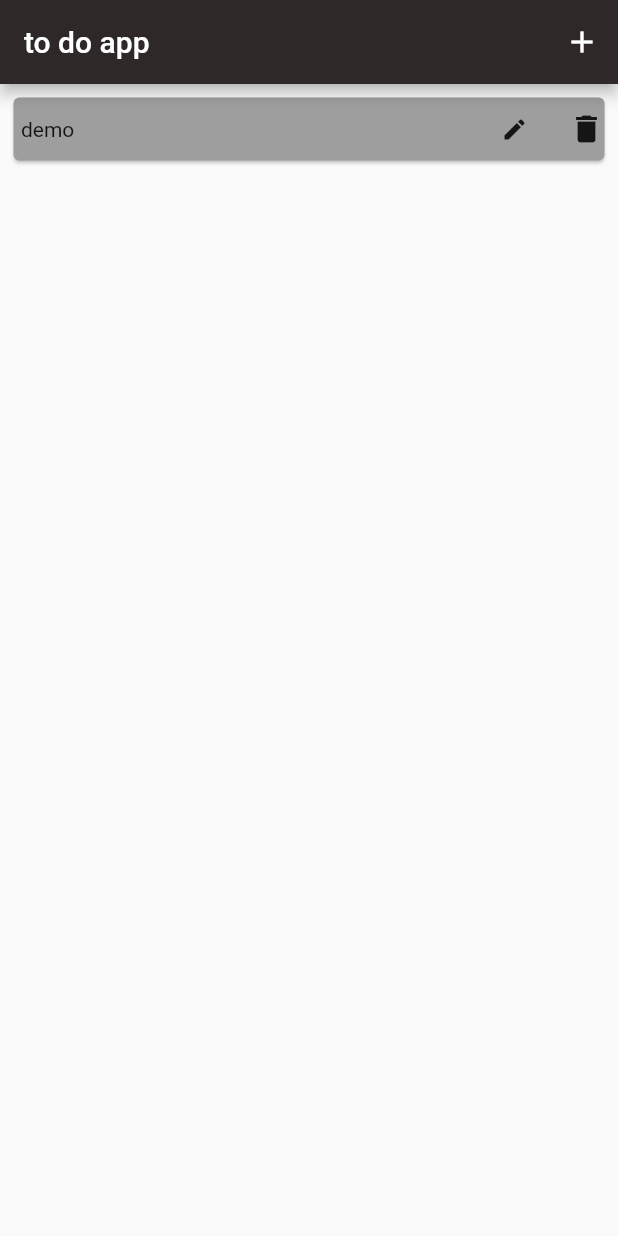
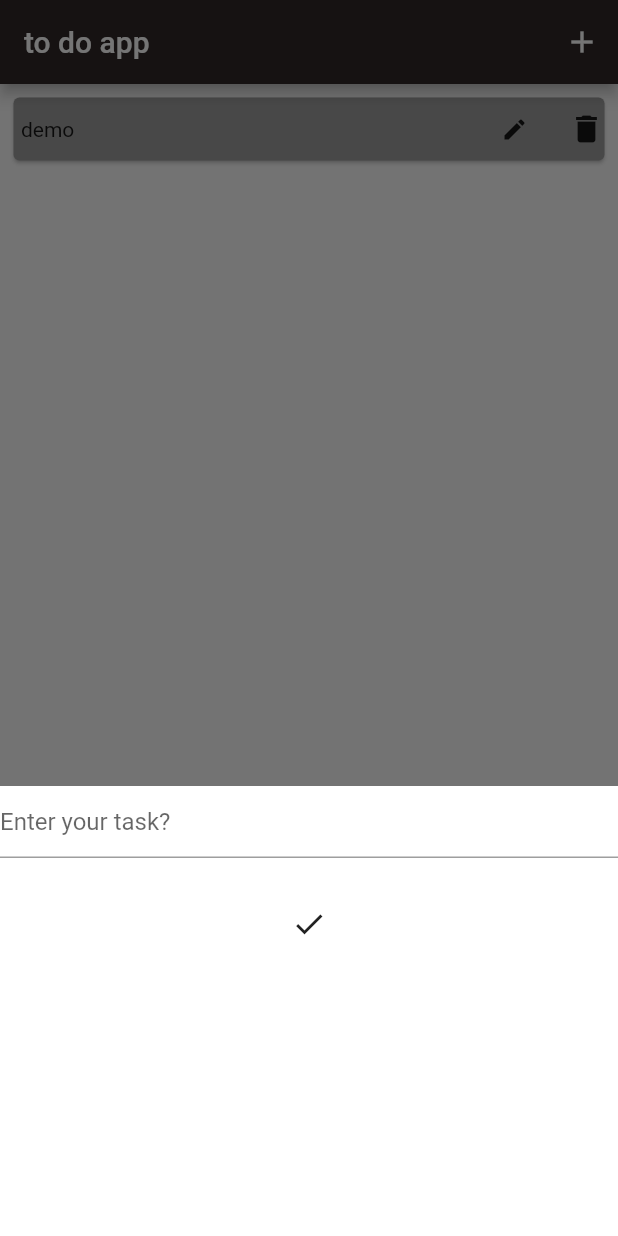
Before and after one commit to Waleedoff/challangeToSolve, a Flutter app: the screen it shows after launch, after a tap on the "edit" icon, on a phone screen of 412 x 824 dp. Run offline on Flutter 3.47's test engine with Material 2 defaults, Android fonts, the phone set to English and light mode, and no system bars; our stand-ins replace get.

Commit message:
updated editTask function and ui

```diff
--- a/todoapp_firebase/lib/view/screens/home.dart
+++ b/todoapp_firebase/lib/view/screens/home.dart
@@ -9,6 +9,7 @@ class HomeScreen extends StatelessWidget {
   @override
   Widget build(BuildContext context) {
     String? taskCnt;
+    String? updateValue;
 
     // final TextEditingController takscontroller = TextEditingController();
     // var taskController = TextEditingController();
@@ -69,13 +70,41 @@ class HomeScreen extends StatelessWidget {
                           ),
                         ),
                         IconButton(
-                          onPressed: () {},
-                          icon: Icon(
+                          onPressed: () {
+                            Get.bottomSheet(Container(
+                              height: 300,
+                              color: Colors.white,
+                              child: Column(children: [
+                                TextField(
+                                  onChanged: (value) {
+                                    updateValue = value;
+                                  },
+                                  decoration: const InputDecoration(
+                                      hintText: 'Enter your task?'),
+                                ),
+                                const SizedBox(
+                                  height: 20,
+                                ),
+                                IconButton(
+                                  icon: (const Icon(Icons.done)),
+                                  onPressed: () {
+                                    controller.editTask(updateValue, index);
+                                    Get.back();
+                                  },
+                                )
+                              ]),
+                            ));
+                          },
+                          icon: const Icon(
                             Icons.edit,
                             size: 18,
                           ),
                         ),
-                        IconButton(onPressed: () {}, icon: Icon(Icons.delete))
+                        IconButton(
+                            onPressed: () {
+                              controller.deletTask(index);
+                            },
+                            icon: Icon(Icons.delete))
                       ],
                     ),
                   ),
```
Also changed, not shown: todoapp_firebase/lib/controller/controller.dart (+8 -2 lines).
